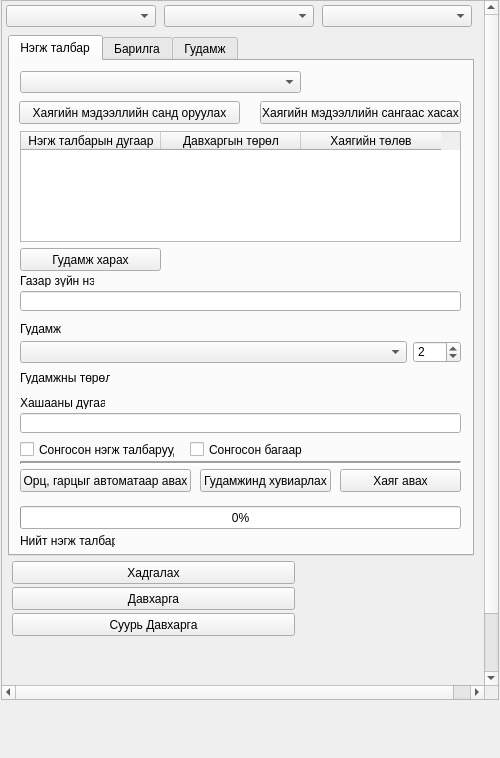
This is view/AddressNavigatorWidget.ui in teamlm2/lm2_mgis as Qt 5 draws it before an edit. The edited form follows.
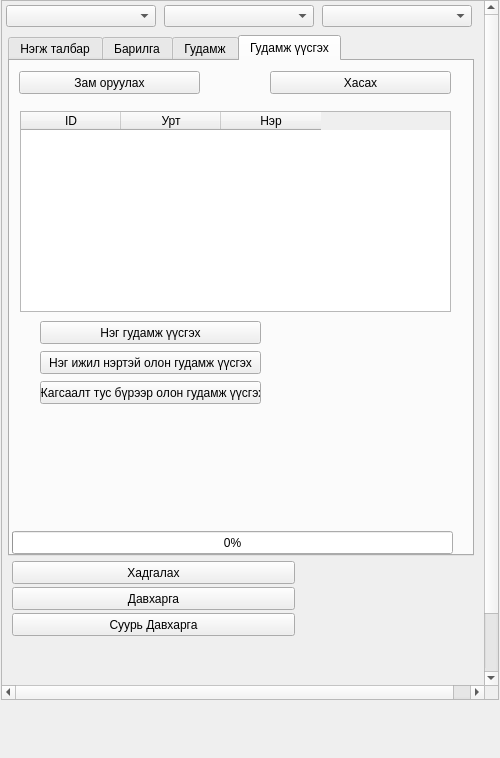
This is the edited form.

What changed in the file:
```diff
--- a/view/AddressNavigatorWidget.ui
+++ b/view/AddressNavigatorWidget.ui
@@ -119,7 +119,7 @@
        </rect>
       </property>
       <property name="currentIndex">
-       <number>0</number>
+       <number>3</number>
       </property>
       <widget class="QWidget" name="parcel_tab">
        <attribute name="title">
@@ -887,6 +887,117 @@
         </property>
        </widget>
       </widget>
+      <widget class="QWidget" name="tab">
+       <attribute name="title">
+        <string>Гудамж үүсгэх</string>
+       </attribute>
+       <widget class="QPushButton" name="selected_road_load_button">
+        <property name="geometry">
+         <rect>
+          <x>9</x>
+          <y>10</y>
+          <width>181</width>
+          <height>23</height>
+         </rect>
+        </property>
+        <property name="text">
+         <string>Зам оруулах</string>
+        </property>
+       </widget>
+       <widget class="QTableWidget" name="str_road_twidget">
+        <property name="geometry">
+         <rect>
+          <x>10</x>
+          <y>50</y>
+          <width>431</width>
+          <height>201</height>
+         </rect>
+        </property>
+        <attribute name="horizontalHeaderDefaultSectionSize">
+         <number>100</number>
+        </attribute>
+        <column>
+         <property name="text">
+          <string>ID</string>
+         </property>
+        </column>
+        <column>
+         <property name="text">
+          <string>Урт</string>
+         </property>
+        </column>
+        <column>
+         <property name="text">
+          <string>Нэр</string>
+         </property>
+        </column>
+       </widget>
+       <widget class="QPushButton" name="selected_road_remove_button">
+        <property name="geometry">
+         <rect>
+          <x>260</x>
+          <y>10</y>
+          <width>181</width>
+          <height>23</height>
+         </rect>
+        </property>
+        <property name="text">
+         <string>Хасах</string>
+        </property>
+       </widget>
+       <widget class="QPushButton" name="create_single_str_button">
+        <property name="geometry">
+         <rect>
+          <x>30</x>
+          <y>260</y>
+          <width>221</width>
+          <height>23</height>
+         </rect>
+        </property>
+        <property name="text">
+         <string>Нэг гудамж үүсгэх</string>
+        </property>
+       </widget>
+       <widget class="QPushButton" name="create_single_name_str_button">
+        <property name="geometry">
+         <rect>
+          <x>30</x>
+          <y>290</y>
+          <width>221</width>
+          <height>23</height>
+         </rect>
+        </property>
+        <property name="text">
+         <string>Нэг ижил нэртэй олон гудамж үүсгэх</string>
+        </property>
+       </widget>
+       <widget class="QPushButton" name="create_multi_str_button">
+        <property name="geometry">
+         <rect>
+          <x>30</x>
+          <y>320</y>
+          <width>221</width>
+          <height>23</height>
+         </rect>
+        </property>
+        <property name="text">
+         <string>Жагсаалт тус бүрээр олон гудамж үүсгэх</string>
+        </property>
+       </widget>
+       <widget class="QProgressBar" name="parcel_progressBar_2">
+        <property name="geometry">
+         <rect>
+          <x>2</x>
+          <y>470</y>
+          <width>441</width>
+          <height>23</height>
+         </rect>
+        </property>
+        <property name="value">
+         <number>0</number>
+        </property>
+       </widget>
+      </widget>
      </widget>
      <widget class="QPushButton" name="address_layer_button">
       <property name="geometry">
```
